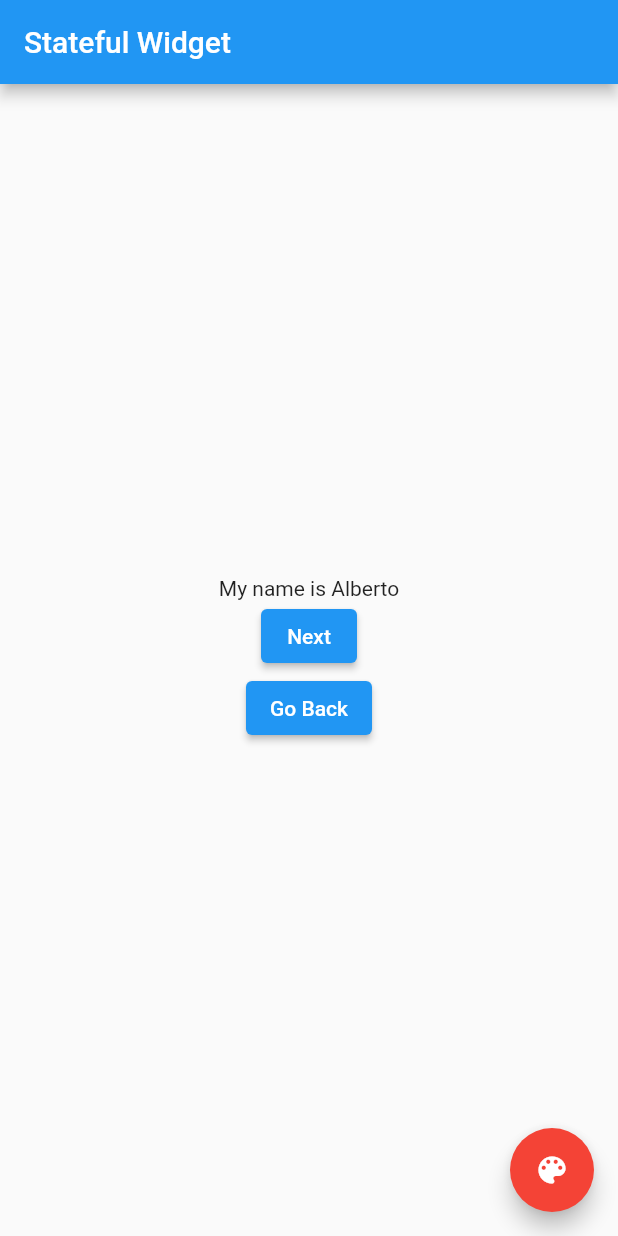
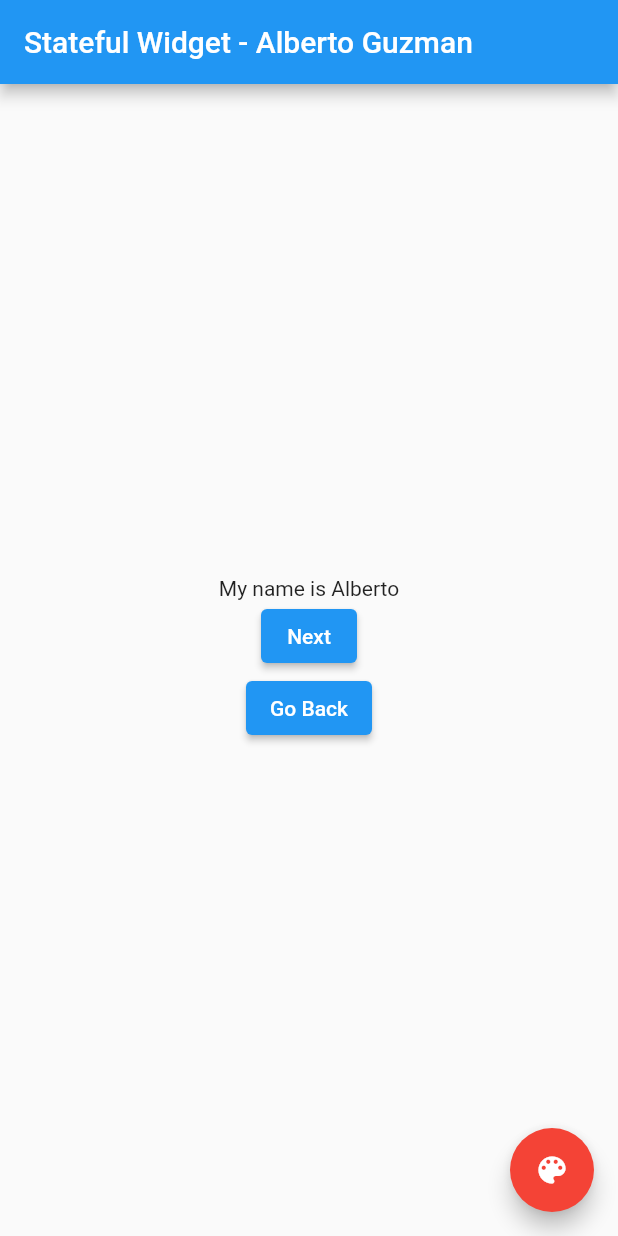
Before and after one commit to elfgodd/Job-ready-Flutter-complete-course-with-Firebase-and-Dart, a Flutter app: the screen it shows after launch, on a phone screen of 412 x 824 dp. Run offline on Flutter 3.47's test engine with Material 2 defaults, Android fonts, the phone set to English and light mode, and no system bars; key blocks and very long unbroken strings in the code were emptied for the run.

Commit message:
What is initState() function

```diff
--- a/04-Understanding-Stateful-Widget/flutter_tutorial/lib/stateful.dart
+++ b/04-Understanding-Stateful-Widget/flutter_tutorial/lib/stateful.dart
@@ -1,7 +1,9 @@
 import 'package:flutter/material.dart';
 
 class MyStatefulScreen extends StatefulWidget {
-  const MyStatefulScreen({super.key});
+  String userName;
+
+  MyStatefulScreen({super.key, this.userName = 'Alberto Guzman'});
 
   @override
   State<MyStatefulScreen> createState() => _MyStatefulScreenState();
@@ -12,11 +14,21 @@ class _MyStatefulScreenState extends State<MyStatefulScreen> {
   int i = 0;
   Color color = Colors.red;
 
+  String? name;
+
+  @override
+  void initState() {
+    super.initState();
+    print('INIT STATE');
+    this.name = widget.userName;
+  }
+
   @override
   Widget build(BuildContext context) {
+    print('Build Function');
     return Scaffold(
       appBar: AppBar(
-        title: Text('Stateful Widget'),
+        title: Text('Stateful Widget - $name'),
       ),
       floatingActionButton: FloatingActionButton(
         child: Icon(Icons.color_lens),
```
Also changed, not shown: 1 other file.
